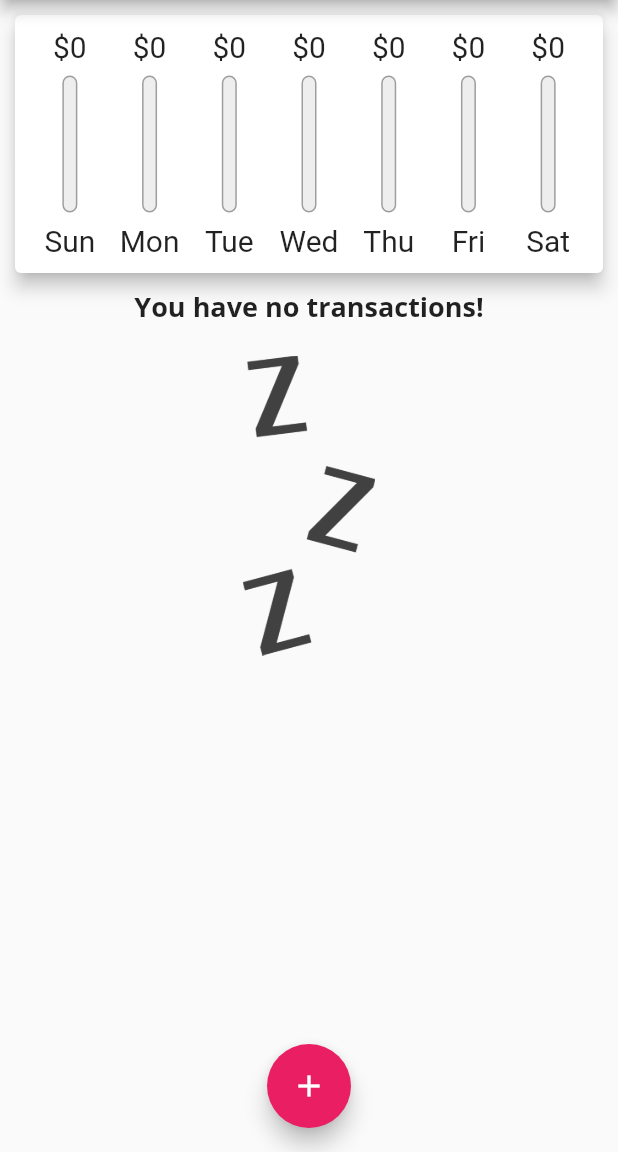
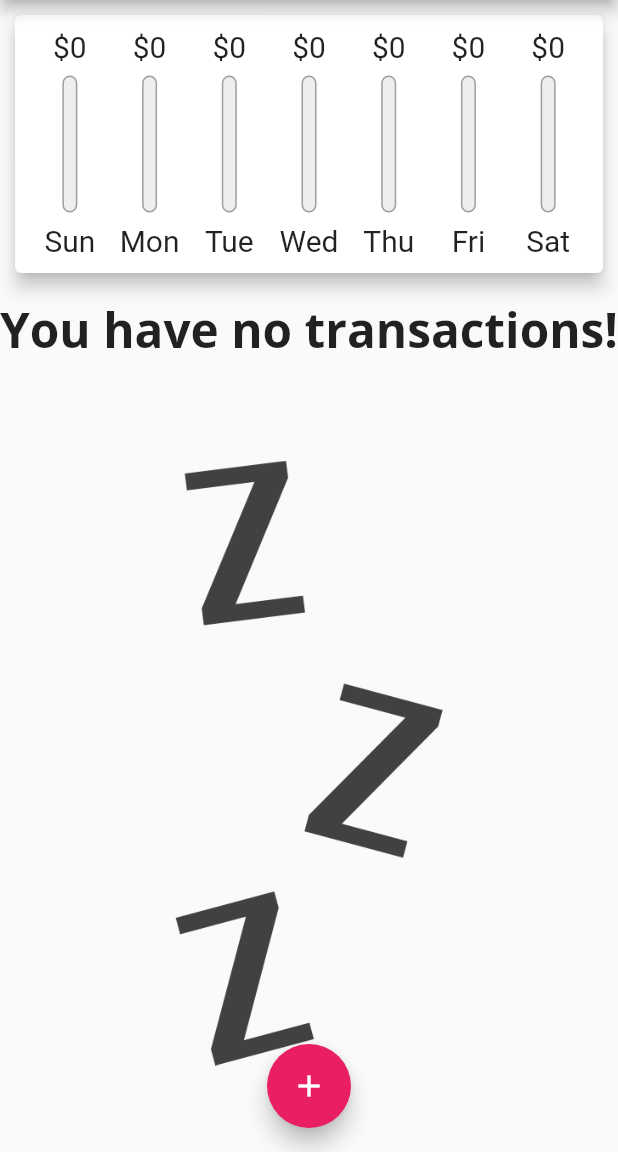
Before and after one commit to kensodemann/personal_expenses, a Flutter app: the screen it shows after launch, on a phone screen of 412 x 824 dp, the part 84-1236 px from its top. Run offline on Flutter 3.47's test engine with Material 2 defaults, Android fonts, the phone set to English and light mode, and no system bars.

Commit message:
feat(ui): respond to landscape mode in a reasonable manner

```diff
--- a/lib/pages/home.dart
+++ b/lib/pages/home.dart
@@ -54,18 +54,22 @@ class _MyHomePageState extends State<MyHomePage> {
 
   @override
   Widget build(BuildContext context) {
+    final isLandscape =
+        MediaQuery.of(context).orientation == Orientation.landscape;
     final appBar = AppBar(
       title: Text(widget.title),
       actions: [
         IconButton(
           icon: const Icon(Icons.add),
-          onPressed: () => _startAddNewTransaction(context),
+          onPressed:
+              isLandscape ? null : () => _startAddNewTransaction(context),
         ),
       ],
     );
     final availableHeight = MediaQuery.of(context).size.height -
         MediaQuery.of(context).padding.top -
         appBar.preferredSize.height;
+
     return Scaffold(
       appBar: appBar,
       body: SingleChildScrollView(
@@ -73,11 +77,11 @@ class _MyHomePageState extends State<MyHomePage> {
           crossAxisAlignment: CrossAxisAlignment.stretch,
           children: [
             SizedBox(
-              height: availableHeight * 0.25,
+              height: availableHeight * (isLandscape ? 0.4 : 0.25),
               child: Chart(_recentTransactions),
             ),
             SizedBox(
-              height: availableHeight * 0.75,
+              height: availableHeight * (isLandscape ? 0.6 : 0.75),
               child: TransactionList(
                 _transactions,
                 onRemoveTransaction: _deleteTransaction,
@@ -87,10 +91,12 @@ class _MyHomePageState extends State<MyHomePage> {
         ),
       ),
       floatingActionButtonLocation: FloatingActionButtonLocation.centerFloat,
-      floatingActionButton: FloatingActionButton(
-        child: const Icon(Icons.add),
-        onPressed: () => _startAddNewTransaction(context),
-      ),
+      floatingActionButton: isLandscape
+          ? null
+          : FloatingActionButton(
+              child: const Icon(Icons.add),
+              onPressed: () => _startAddNewTransaction(context),
+            ),
     );
   }
 }
--- a/lib/widgets/transaction_list.dart
+++ b/lib/widgets/transaction_list.dart
@@ -14,24 +14,31 @@ class TransactionList extends StatelessWidget {
   @override
   Widget build(BuildContext context) {
     return _transactions.isEmpty
-        ? Column(
+        ? LayoutBuilder(builder: (ctx, constraints) {
+            return Column(
               children: [
-              Text(
+                SizedBox(
+                  height: constraints.maxHeight * 0.1,
+                  child: FittedBox(
+                    child: Text(
                       'You have no transactions!',
                       style: Theme.of(context).textTheme.titleLarge,
                     ),
-              const SizedBox(
-                height: 20,
                   ),
-              const SizedBox(
-                height: 200,
-                child: Image(
+                ),
+                SizedBox(
+                  height: constraints.maxHeight * 0.1,
+                ),
+                SizedBox(
+                  height: constraints.maxHeight * 0.7,
+                  child: const Image(
                     image: AssetImage('assets/images/waiting.png'),
                     fit: BoxFit.cover,
                   ),
                 ),
               ],
-          )
+            );
+          })
         : ListView.builder(
             itemBuilder: (ctx, idx) => TransactionItem(
               _transactions[idx],
```
Also changed, not shown: 1 other file. Lines whose indentation alone changed are shown as unchanged.
